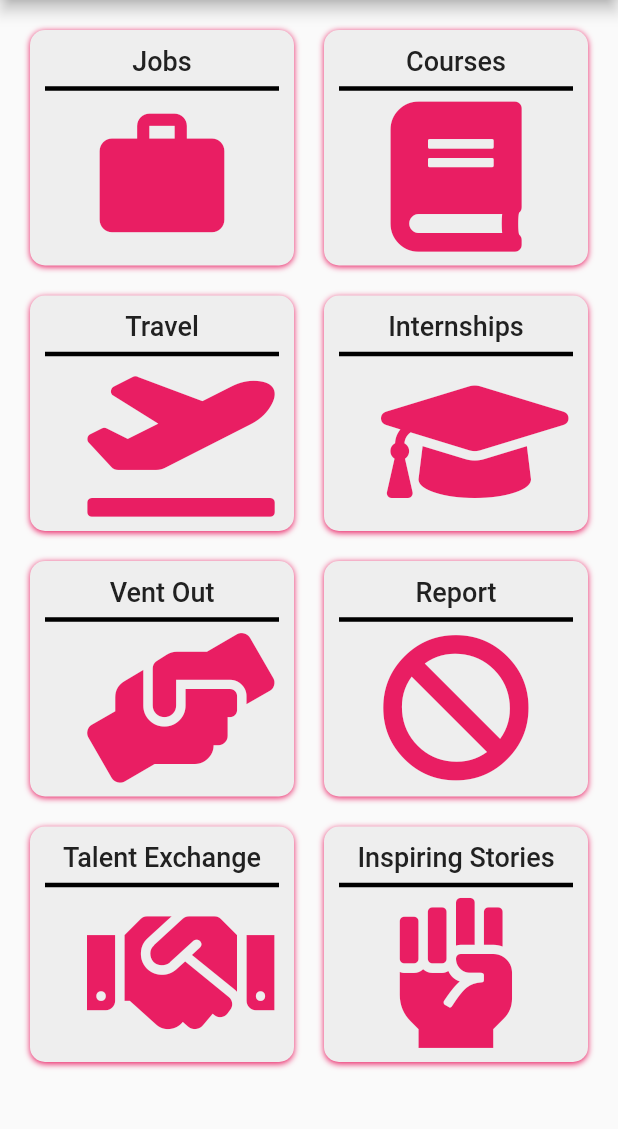
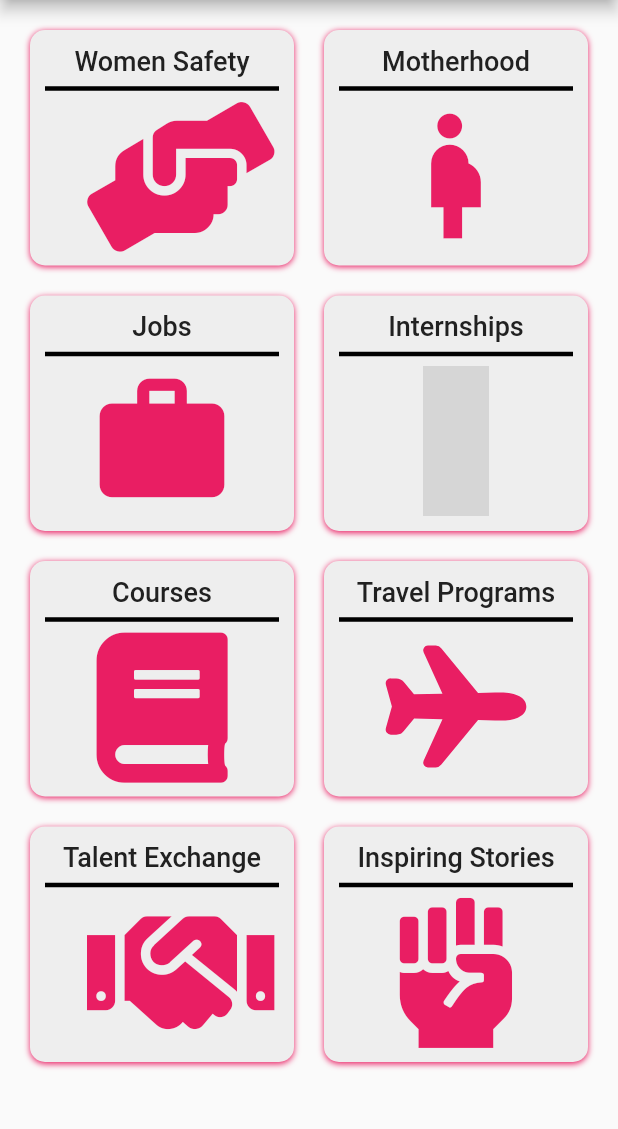
Before and after one commit to AmmarMohamed21/She, a Flutter app: the HomeScreen screen opened by its route, on a phone screen of 412 x 824 dp, the part 84-1213 px from its top. Run offline on Flutter 3.47's test engine with Material 2 defaults, Android fonts, the phone set to English and light mode, and no system bars; our stand-ins replace animated_text_kit, cloud_firestore, firebase_auth, firebase_core, flutter_icons, font_awesome_flutter and 2 more; accounts and stored records are empty; Roboto replaces fonts that are missing (RocknRollOne); grey boxes are pictures that could not be loaded.

Commit message:
Code Refactoring and Change of features names
Made additional code refactoring and also added the Jobs, Internships and Inspiring Stories to the Firebase.
Also replaced Vent Out, Report features with Safety and Motherhood.

```diff
--- a/lib/components/main_app_bar.dart
+++ b/lib/components/main_app_bar.dart
@@ -1,7 +1,7 @@
 import 'package:flutter/material.dart';
 import 'package:she/constants.dart';
 import '../screens/profile_screen.dart';
-import '../screens/welcome_screen.dart';
+import '../screens/login_screen.dart';
 import '../screens/home_screen.dart';
 
 AppBar getAppBar({String title, BuildContext context}) {
@@ -32,7 +32,7 @@ AppBar getAppBar({String title, BuildContext context}) {
           ),
           PopupMenuItem(
             child: Text('Sign Out'),
-            value: WelcomeScreen.id,
+            value: LoginScreen.id,
           ),
         ],
         onSelected: (route) {
--- a/lib/screens/home_screen.dart
+++ b/lib/screens/home_screen.dart
@@ -2,7 +2,7 @@ import 'package:flutter/cupertino.dart';
 import 'package:font_awesome_flutter/font_awesome_flutter.dart';
 import 'package:she/constants.dart';
 import 'package:flutter/material.dart';
-import 'package:she/screens/welcome_screen.dart';
+import 'package:she/screens/login_screen.dart';
 import 'package:she/servicesscreens/jobs_screen.dart';
 import '../components/resusable_card.dart';
 import 'profile_screen.dart';
@@ -11,18 +11,19 @@ import '../servicesscreens/jobs_screen.dart';
 import '../servicesscreens/courses_screen.dart';
 import '../servicesscreens/inspiring_stories.dart';
 import '../servicesscreens/internships_screen.dart';
-import '../servicesscreens/report_screen.dart';
+import '../servicesscreens/motherhood_screen.dart';
 import '../servicesscreens/talent_exchange_screen.dart';
-import '../servicesscreens/travel_screen.dart';
-import '../servicesscreens/ventout_screen.dart';
+import '../servicesscreens/travel_programs_screen.dart';
+import '../servicesscreens/women_safety_screen.dart';
 import 'package:firebase_auth/firebase_auth.dart';
 import 'package:cloud_firestore/cloud_firestore.dart';
 import 'package:firebase_core/firebase_core.dart';
+import 'package:flutter_icons/flutter_icons.dart';
 
 final firestore = FirebaseFirestore.instance;
 User loggedInUser;
 
-class HomeScreen extends StatefulWidget {
+class HomeScreen extends StatelessWidget {
   static const String id = 'home_screen';
 
   final _auth = FirebaseAuth.instance;
@@ -34,11 +35,6 @@ class HomeScreen extends StatefulWidget {
     }
   }
 
-  @override
-  _HomeScreenState createState() => _HomeScreenState();
-}
-
-class _HomeScreenState extends State<HomeScreen> {
   @override
   Widget build(BuildContext context) {
     return Scaffold(
@@ -52,6 +48,28 @@ class _HomeScreenState extends State<HomeScreen> {
               children: [
                 Expanded(
                   child: ReusableCard(
+                    title: 'Women Safety',
+                    icon: FontAwesomeIcons.handsHelping,
+                    tapDetector: () {
+                      Navigator.pushNamed(context, WomenSafetyScreen.id);
+                    },
+                  ),
+                ),
+                Expanded(
+                  child: ReusableCard(
+                    title: 'Motherhood',
+                    icon: Icons.pregnant_woman,
+                    tapDetector: () {
+                      Navigator.pushNamed(context, MotherhoodScreen.id);
+                    },
+                  ),
+                ),
+              ],
+            ),
+            Row(
+              children: [
+                Expanded(
+                  child: ReusableCard(
                     title: 'Jobs',
                     icon: Icons.work,
                     tapDetector: () {
@@ -61,30 +79,8 @@ class _HomeScreenState extends State<HomeScreen> {
                 ),
                 Expanded(
                   child: ReusableCard(
-                    title: 'Courses',
-                    icon: FontAwesomeIcons.book,
-                    tapDetector: () {
-                      Navigator.pushNamed(context, CoursesScreen.id);
-                    },
-                  ),
-                ),
-              ],
-            ),
-            Row(
-              children: [
-                Expanded(
-                  child: ReusableCard(
-                    title: 'Travel',
-                    icon: FontAwesomeIcons.planeDeparture,
-                    tapDetector: () {
-                      Navigator.pushNamed(context, TravelScreen.id);
-                    },
-                  ),
-                ),
-                Expanded(
-                  child: ReusableCard(
                     title: 'Internships',
-                    icon: FontAwesomeIcons.graduationCap,
+                    icon: FlutterIcons.graduation_cap_ent,
                     tapDetector: () {
                       Navigator.pushNamed(context, InternshipsScreen.id);
                     },
@@ -96,19 +92,19 @@ class _HomeScreenState extends State<HomeScreen> {
               children: [
                 Expanded(
                   child: ReusableCard(
-                    title: 'Vent Out',
-                    icon: FontAwesomeIcons.handsHelping,
+                    title: 'Courses',
+                    icon: FontAwesomeIcons.book,
                     tapDetector: () {
-                      Navigator.pushNamed(context, VentOutScreen.id);
+                      Navigator.pushNamed(context, CoursesScreen.id);
                     },
                   ),
                 ),
                 Expanded(
                   child: ReusableCard(
-                    title: 'Report',
-                    icon: FontAwesomeIcons.ban,
+                    title: 'Travel Programs',
+                    icon: FlutterIcons.md_airplane_ion,
                     tapDetector: () {
-                      Navigator.pushNamed(context, ReportScreen.id);
+                      Navigator.pushNamed(context, TravelProgramsScreen.id);
                     },
                   ),
                 ),
--- a/lib/servicesscreens/courses_screen.dart
+++ b/lib/servicesscreens/courses_screen.dart
@@ -1,13 +1,9 @@
 import 'package:flutter/material.dart';
 import '../components/main_app_bar.dart';
 
-class CoursesScreen extends StatefulWidget {
+class CoursesScreen extends StatelessWidget {
   static const String id = 'courses_screen';
-  @override
-  _CoursesScreenState createState() => _CoursesScreenState();
-}
 
-class _CoursesScreenState extends State<CoursesScreen> {
   @override
   Widget build(BuildContext context) {
     return Scaffold(
--- /dev/null
+++ b/lib/servicesscreens/motherhood_screen.dart
@@ -0,0 +1,14 @@
+import 'package:flutter/material.dart';
+import '../components/main_app_bar.dart';
+
+class MotherhoodScreen extends StatelessWidget {
+  static const String id = 'motherhood_screen';
+
+  @override
+  Widget build(BuildContext context) {
+    return Scaffold(
+      appBar: getAppBar(title: 'Motherhood', context: context),
+      body: Text('Motherhood'),
+    );
+  }
+}
--- a/lib/servicesscreens/report_screen.dart
+++ /dev/null
@@ -1,18 +0,0 @@
-import 'package:flutter/material.dart';
-import '../components/main_app_bar.dart';
-
-class ReportScreen extends StatefulWidget {
-  static const String id = 'report_screen';
-  @override
-  _ReportScreenState createState() => _ReportScreenState();
-}
-
-class _ReportScreenState extends State<ReportScreen> {
-  @override
-  Widget build(BuildContext context) {
-    return Scaffold(
-      appBar: getAppBar(title: 'Report', context: context),
-      body: Text('Report'),
-    );
-  }
-}
--- /dev/null
+++ b/lib/servicesscreens/travel_programs_screen.dart
@@ -0,0 +1,14 @@
+import 'package:flutter/material.dart';
+import '../components/main_app_bar.dart';
+
+class TravelProgramsScreen extends StatelessWidget {
+  static const String id = 'travel_programs_screen';
+
+  @override
+  Widget build(BuildContext context) {
+    return Scaffold(
+      appBar: getAppBar(title: 'Travel Programs', context: context),
+      body: Text('Travel Programs'),
+    );
+  }
+}
--- a/lib/servicesscreens/ventout_screen.dart
+++ /dev/null
@@ -1,18 +0,0 @@
-import 'package:flutter/material.dart';
-import '../components/main_app_bar.dart';
-
-class VentOutScreen extends StatefulWidget {
-  static const String id = 'vent_out_screen';
-  @override
-  _VentOutScreenState createState() => _VentOutScreenState();
-}
-
-class _VentOutScreenState extends State<VentOutScreen> {
-  @override
-  Widget build(BuildContext context) {
-    return Scaffold(
-      appBar: getAppBar(title: 'Vent Out', context: context),
-      body: Text('Vent Out'),
-    );
-  }
-}
--- /dev/null
+++ b/lib/servicesscreens/women_safety_screen.dart
@@ -0,0 +1,13 @@
+import 'package:flutter/material.dart';
+import '../components/main_app_bar.dart';
+
+class WomenSafetyScreen extends StatelessWidget {
+  static const String id = 'women_safety_screen';
+  @override
+  Widget build(BuildContext context) {
+    return Scaffold(
+      appBar: getAppBar(title: 'Women Safety', context: context),
+      body: Text('Women Safety'),
+    );
+  }
+}
--- a/pubspec.yaml
+++ b/pubspec.yaml
@@ -33,6 +33,7 @@ dependencies:
   firebase_auth: ^1.0.2
   cloud_firestore: ^1.0.3
   google_sign_in: ^5.0.1
+  flutter_icons: ^1.1.0
 
 dev_dependencies:
   flutter_test:
```
Also changed, not shown: lib/components/jobs_stream.dart (added, +38 -0 lines), lib/components/loading_circle.dart (added, +37 -0 lines), lib/components/story_page.dart (+4 -3 lines), lib/main.dart (+9 -10 lines), lib/screens/login_screen.dart (renamed from lib/screens/welcome_screen.dart, +6 -10 lines), lib/servicesscreens/inspiring_stories.dart (+37 -24 lines), lib/servicesscreens/internships_screen.dart (+4 -45 lines), lib/servicesscreens/jobs_screen.dart (+4 -57 lines), lib/servicesscreens/talent_exchange_screen.dart (+1 -6 lines), lib/servicesscreens/travel_screen.dart (deleted, +0 -18 lines), pubspec.lock.
